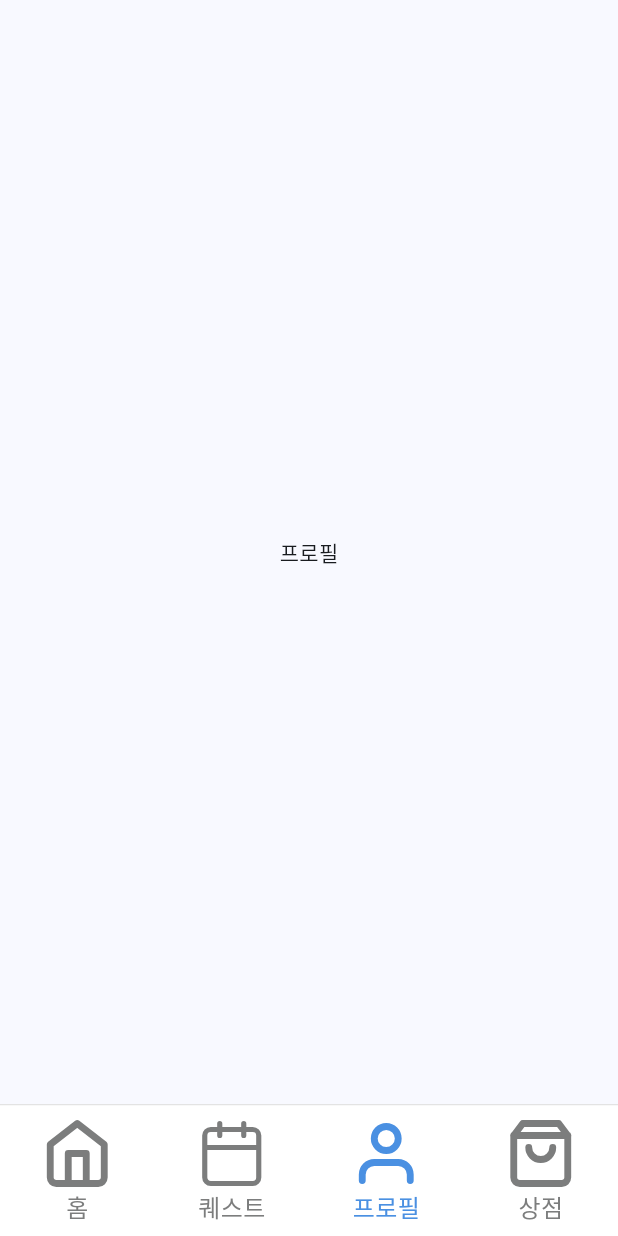
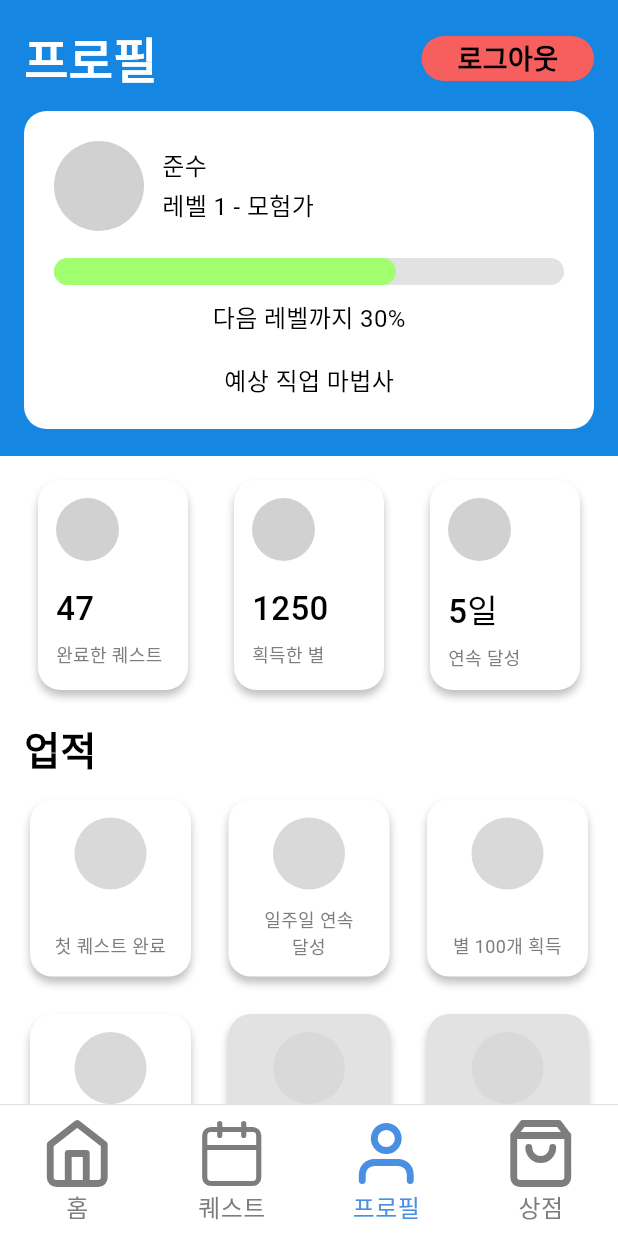
Before and after one commit to IS4Ps/frontend, a Flutter app: the screen it shows after launch, item 3 of the bottom bar chosen, on a phone screen of 412 x 824 dp. Run offline on Flutter 3.47's test engine with Material 3 defaults, Android fonts, the light colour scheme and no system bars; our stand-ins replace flutter_svg.

Commit message:
[FEAT/#8] 프로필 화면 UI

```diff
--- a/lib/main_screen.dart
+++ b/lib/main_screen.dart
@@ -18,7 +18,7 @@ class _MainScreenState extends State<MainScreen> {
   final List<Widget> _screens = [
     const Center(child: Text("홈 화면")),   // 0번: 홈
     const QuestScreen(),   // 1번: 퀘스트 (오늘 만든 화면!)
-    const Center(child: Text("프로필")),// 2번: 프로필
+    const ProfileScreen(),
     const StoreScreen(),
   ];
 
--- a/lib/screens/profile_screen.dart
+++ b/lib/screens/profile_screen.dart
@@ -0,0 +1,364 @@
+import 'package:flutter/material.dart';
+
+class ProfileScreen extends StatelessWidget {
+  const ProfileScreen({super.key});
+
+  @override
+  Widget build(BuildContext context) {
+    return Scaffold(
+      backgroundColor: Colors.white,
+      body: SafeArea(
+        child: SingleChildScrollView(
+          child: Column(
+            children: [
+              // 상단 파란 영역
+              Container(
+                width: double.infinity,
+                color: const Color(0xFF1586E2),
+                child: Column(
+                  children: [
+                    Padding(
+                      padding: const EdgeInsets.fromLTRB(16, 16, 16, 12),
+                      child: Row(
+                        mainAxisAlignment: MainAxisAlignment.spaceBetween,
+                        children: [
+                          const Text(
+                            '프로필',
+                            style: TextStyle(
+                              color: Colors.white,
+                              fontSize: 32,
+                              fontWeight: FontWeight.w600,
+                            ),
+                          ),
+                          Container(
+                            width: 115,
+                            height: 30,
+                            decoration: BoxDecoration(
+                              color: const Color(0xFFF75E5E),
+                              borderRadius: BorderRadius.circular(50),
+                            ),
+                            alignment: Alignment.center,
+                            child: const Text(
+                              '로그아웃',
+                              style: TextStyle(
+                                color: Colors.black,
+                                fontSize: 18,
+                                fontWeight: FontWeight.w600,
+                              ),
+                            ),
+                          ),
+                        ],
+                      ),
+                    ),
+
+                    // 프로필 카드
+                    Container(
+                      margin: const EdgeInsets.fromLTRB(16, 0, 16, 18),
+                      padding: const EdgeInsets.all(20),
+                      decoration: BoxDecoration(
+                        color: Colors.white,
+                        borderRadius: BorderRadius.circular(15),
+                      ),
+                      child: Column(
+                        children: [
+                          Row(
+                            children: [
+                              Container(
+                                width: 60,
+                                height: 60,
+                                decoration: const BoxDecoration(
+                                  color: Color(0xFFD1D1D1),
+                                  shape: BoxShape.circle,
+                                ),
+                              ),
+                              const SizedBox(width: 12),
+                              const Column(
+                                crossAxisAlignment: CrossAxisAlignment.start,
+                                children: [
+                                  Text(
+                                    '준수',
+                                    style: TextStyle(
+                                      color: Colors.black,
+                                      fontSize: 16,
+                                    ),
+                                  ),
+                                  SizedBox(height: 4),
+                                  Text(
+                                    '레벨 1 - 모험가',
+                                    style: TextStyle(
+                                      color: Colors.black,
+                                      fontSize: 16,
+                                    ),
+                                  ),
+                                ],
+                              ),
+                            ],
+                          ),
+                          const SizedBox(height: 18),
+
+                          Stack(
+                            children: [
+                              Container(
+                                width: double.infinity,
+                                height: 18,
+                                decoration: BoxDecoration(
+                                  color: const Color(0xFFE2E2E2),
+                                  borderRadius: BorderRadius.circular(30),
+                                ),
+                              ),
+                              Container(
+                                width: 228,
+                                height: 18,
+                                decoration: BoxDecoration(
+                                  color: const Color(0xFFA1FF6F),
+                                  borderRadius: BorderRadius.circular(30),
+                                ),
+                              ),
+                            ],
+                          ),
+                          const SizedBox(height: 10),
+                          const Text(
+                            '다음 레벨까지 30%',
+                            style: TextStyle(
+                              color: Colors.black,
+                              fontSize: 16,
+                            ),
+                          ),
+                          const SizedBox(height: 18),
+                          const Text(
+                            '예상 직업 마법사',
+                            style: TextStyle(
+                              color: Colors.black,
+                              fontSize: 16,
+                            ),
+                          ),
+                        ],
+                      ),
+                    ),
+                  ],
+                ),
+              ),
+
+              // 통계 카드 3개
+              Padding(
+                padding: const EdgeInsets.fromLTRB(16, 16, 16, 0),
+                child: Row(
+                  mainAxisAlignment: MainAxisAlignment.spaceEvenly,
+                  children: const [
+                    _StatCard(
+                      value: '47',
+                      label: '완료한 퀘스트',
+                    ),
+                    SizedBox(width: 12),
+                    _StatCard(
+                      value: '1250',
+                      label: '획득한 별',
+                    ),
+                    SizedBox(width: 12),
+                    _StatCard(
+                      value: '5일',
+                      label: '연속 달성',
+                    ),
+                  ],
+                ),
+              ),
+
+              // 업적 제목
+              const Padding(
+                padding: EdgeInsets.fromLTRB(16, 20, 16, 8),
+                child: Align(
+                  alignment: Alignment.centerLeft,
+                  child: Text(
+                    '업적',
+                    style: TextStyle(
+                      color: Colors.black,
+                      fontSize: 26,
+                      fontWeight: FontWeight.w600
+                    ),
+                  ),
+                ),
+              ),
+
+              // 업적 카드 그리드
+              Padding(
+                padding: const EdgeInsets.fromLTRB(20, 8, 20, 24),
+                child: GridView.count(
+                  shrinkWrap: true,
+                  physics: const NeverScrollableScrollPhysics(),
+                  crossAxisCount: 3,
+                  crossAxisSpacing: 25,
+                  mainAxisSpacing: 25,
+                  childAspectRatio: 100 / 110,
+                  children: const [
+                    _AchievementCard(title: '첫 퀘스트 완료'),
+                    _AchievementCard(title: '일주일 연속\n달성'),
+                    _AchievementCard(title: '별 100개 획득'),
+                    _AchievementCard(title: '전설의 시작'),
+                    _AchievementCard(
+                      title: '완벽한 한 달',
+                      disabled: true,
+                    ),
+                    _AchievementCard(
+                      title: '위대한 모험가',
+                      disabled: true,
+                    ),
+                  ],
+                ),
+              ),
+
+              Padding(
+                padding: const EdgeInsets.fromLTRB(16, 0, 16, 24),
+                child: Center(
+                  child: SizedBox(
+                    width: 290,
+                    height: 55,
+                    child: ElevatedButton(
+                      onPressed: () {},
+                      style: ElevatedButton.styleFrom(
+                        backgroundColor: const Color(0xFF1586E2),
+                        shape: RoundedRectangleBorder(
+                          borderRadius: BorderRadius.circular(50),
+                        ),
+                        elevation: 0,
+                      ),
+                      child: const Text(
+                        '보호자 연동하기',
+                        style: TextStyle(
+                          color: Colors.white,
+                          fontSize: 22,
+                          fontWeight: FontWeight.w600
+                        ),
+                      ),
+                    ),
+                  ),
+                ),
+              ),
+            ],
+          ),
+        ),
+      ),
+    );
+  }
+}
+
+class _StatCard extends StatelessWidget {
+  final String value;
+  final String label;
+
+  const _StatCard({
+    required this.value,
+    required this.label,
+  });
+
+  @override
+  Widget build(BuildContext context) {
+    return Container(
+      width: 100,
+      height: 140,
+      decoration: BoxDecoration(
+        color: Colors.white,
+        borderRadius: BorderRadius.circular(15),
+        boxShadow: const [
+          BoxShadow(
+            color: Color(0x3F000000),
+            blurRadius: 4,
+            offset: Offset(0, 4),
+          ),
+        ],
+      ),
+      child: Column(
+        crossAxisAlignment: CrossAxisAlignment.start, // ← 추가
+        children: [
+          const SizedBox(height: 12),
+          Padding(
+            padding: const EdgeInsets.only(left: 12), // ← 원 왼쪽 여백
+            child: Container(
+              width: 42,
+              height: 42,
+              decoration: const BoxDecoration(
+                color: Color(0xFFD1D1D1),
+                shape: BoxShape.circle,
+              ),
+            ),
+          ),
+          const SizedBox(height: 16),
+          Padding(
+            padding: const EdgeInsets.only(left: 12), // ← 숫자 왼쪽 여백
+            child: Text(
+              value,
+              style: const TextStyle(
+                color: Colors.black,
+                fontSize: 22,
+                fontWeight: FontWeight.w500
+              ),
+            ),
+          ),
+          const SizedBox(height: 6),
+          Padding(
+            padding: const EdgeInsets.only(left: 12), // ← 글씨 왼쪽 여백
+            child: Text(
+              label,
+              textAlign: TextAlign.left,
+              style: const TextStyle(
+                color: Color(0xFF7C7D7D),
+                fontSize: 12,
+              ),
+            ),
+          ),
+        ],
+      ),
+    );
+  }
+}
+
+class _AchievementCard extends StatelessWidget {
+  final String title;
+  final bool disabled;
+
+  const _AchievementCard({
+    required this.title,
+    this.disabled = false,
+  });
+
+  @override
+  Widget build(BuildContext context) {
+    return Container(
+      decoration: BoxDecoration(
+        color: disabled ? const Color(0xFFE2E2E2) : Colors.white,
+        borderRadius: BorderRadius.circular(15),
+        boxShadow: const [
+          BoxShadow(
+            color: Color(0x3F000000),
+            blurRadius: 4,
+            offset: Offset(0, 4),
+          ),
+        ],
+      ),
+      child: Column(
+        children: [
+          const SizedBox(height: 12),
+          Container(
+            width: 48,
+            height: 48,
+            decoration: const BoxDecoration(
+              color: Color(0xFFD9D9D9),
+              shape: BoxShape.circle,
+            ),
+          ),
+          const Spacer(),
+          Padding(
+            padding: const EdgeInsets.only(bottom: 12),
+            child: Text(
+              title,
+              textAlign: TextAlign.center,
+              style: const TextStyle(
+                color: Color(0xFF7C7D7D),
+                fontSize: 12,
+              ),
+            ),
+          ),
+        ],
+      ),
+    );
+  }
+}
```
